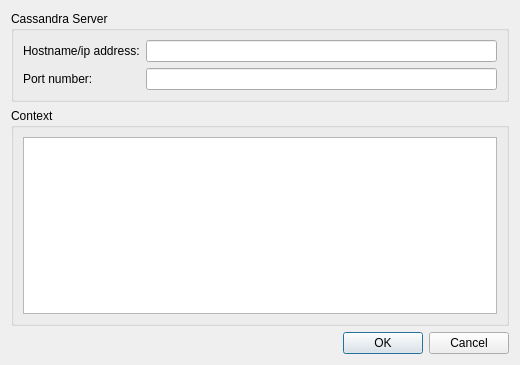
m2osw/snapcpp, file cassview/src/SettingsDialog.ui: the form before one commit.
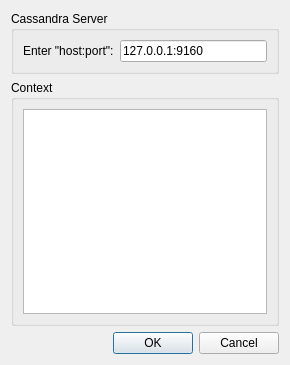
The form after the commit.

Commit message: Update SettingsDialog UI, and now derive from UI class (for MainWindow too).

```diff
--- a/cassview/src/SettingsDialog.ui
+++ b/cassview/src/SettingsDialog.ui
@@ -6,7 +6,7 @@
    <rect>
     <x>0</x>
     <y>0</y>
-    <width>520</width>
+    <width>290</width>
     <height>365</height>
    </rect>
   </property>
@@ -22,26 +22,26 @@
      <layout class="QHBoxLayout" name="horizontalLayout">
       <item>
        <layout class="QFormLayout" name="formLayout">
+        <property name="fieldGrowthPolicy">
+         <enum>QFormLayout::AllNonFixedFieldsGrow</enum>
+        </property>
         <item row="0" column="0">
          <widget class="QLabel" name="label">
           <property name="text">
-           <string>Hostname/ip address:</string>
+           <string>Enter &quot;host:port&quot;:</string>
           </property>
          </widget>
         </item>
         <item row="0" column="1">
-         <widget class="QLineEdit" name="lineEdit"/>
-        </item>
-        <item row="1" column="0">
-         <widget class="QLabel" name="label_2">
+         <widget class="QLineEdit" name="lineEdit">
+          <property name="toolTip">
+           <string>&lt;html&gt;&lt;head/&gt;&lt;body&gt;&lt;p&gt;Enter the hostname and the port number of the Cassandra server you wish to access. Valid entries are:&lt;/p&gt;&lt;p&gt;hostname:port&lt;/p&gt;&lt;p&gt;ipaddress:port&lt;/p&gt;&lt;p&gt;&lt;br/&gt;&lt;/p&gt;&lt;p&gt;Examples:&lt;/p&gt;&lt;p&gt;127.0.0.1:9160&lt;/p&gt;&lt;p&gt;localhost:9160&lt;/p&gt;&lt;p&gt;myserver:9160&lt;/p&gt;&lt;p&gt;123.45.678.910:9160&lt;/p&gt;&lt;/body&gt;&lt;/html&gt;</string>
+          </property>
           <property name="text">
-           <string>Port number:</string>
+           <string>127.0.0.1:9160</string>
           </property>
          </widget>
         </item>
-        <item row="1" column="1">
-         <widget class="QLineEdit" name="lineEdit_2"/>
-        </item>
        </layout>
       </item>
      </layout>
```
Left out of the diff: 6 changed lines with no effect on the pictures. The commit also changes 4 other files.
